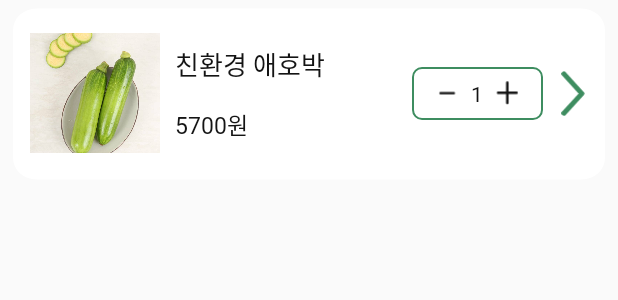
After one commit to hyundai-shallwescan/client, an Android app: the layout item_cart.xml on its own in the app's theme, with its tools: preview values and no code run, on a phone screen of 412 x 824 dp. The commit adds this screen. Shown: the top 300 px of the screen. Run offline under Robolectric (Android 15) with nearby library versions, the phone set to English and light mode, and no system bars.

Commit message:
:sparkles: Feat: 장바구니 아이템 UI

```diff
--- a/app/build.gradle
+++ b/app/build.gradle
@@ -93,4 +93,7 @@ dependencies {
 
     // Sliding Up Panel
     implementation 'com.sothree.slidinguppanel:library:3.4.0'
+
+    // Glide
+    implementation 'com.github.bumptech.glide:glide:4.16.0'
 }
--- /dev/null
+++ b/app/src/main/res/drawable/bg_list_item.xml
@@ -0,0 +1,9 @@
+<vector xmlns:android="http://schemas.android.com/apk/res/android"
+    android:width="1327dp"
+    android:height="456dp"
+    android:viewportWidth="1327"
+    android:viewportHeight="456">
+  <path
+      android:pathData="M78,20L1249,20A50,50 0,0 1,1299 70L1299,369.5A50,50 0,0 1,1249 419.5L78,419.5A50,50 0,0 1,28 369.5L28,70A50,50 0,0 1,78 20z"
+      android:fillColor="#ffffff"/>
+</vector>
--- /dev/null
+++ b/app/src/main/res/drawable/bg_round_line_green.xml
@@ -0,0 +1,6 @@
+<?xml version="1.0" encoding="utf-8"?>
+<shape xmlns:android="http://schemas.android.com/apk/res/android">
+    <stroke android:color="@color/main" android:width="1dp" />
+    <solid android:color="@android:color/transparent"></solid>
+    <corners android:radius="6dp" />
+</shape>
--- /dev/null
+++ b/app/src/main/res/drawable/ic_arrow_right_green.xml
@@ -0,0 +1,13 @@
+<vector xmlns:android="http://schemas.android.com/apk/res/android"
+    android:width="44dp"
+    android:height="84dp"
+    android:viewportWidth="44"
+    android:viewportHeight="84">
+  <path
+      android:pathData="M4.999,78.865L38.541,42.147L4.999,5.429"
+      android:strokeLineJoin="round"
+      android:strokeWidth="9"
+      android:fillColor="#00000000"
+      android:strokeColor="#3E8D60"
+      android:strokeLineCap="round"/>
+</vector>
--- /dev/null
+++ b/app/src/main/res/drawable/ic_minus.xml
@@ -0,0 +1,9 @@
+<vector xmlns:android="http://schemas.android.com/apk/res/android"
+    android:width="52dp"
+    android:height="57dp"
+    android:viewportWidth="52"
+    android:viewportHeight="57">
+  <path
+      android:pathData="M39.107,31.187H13.49C12.924,31.187 12.381,30.94 11.981,30.502C11.58,30.064 11.356,29.47 11.356,28.85C11.356,28.23 11.58,27.636 11.981,27.198C12.381,26.76 12.924,26.514 13.49,26.514H39.107C39.674,26.514 40.217,26.76 40.617,27.198C41.017,27.636 41.242,28.23 41.242,28.85C41.242,29.47 41.017,30.064 40.617,30.502C40.217,30.94 39.674,31.187 39.107,31.187Z"
+      android:fillColor="#141414"/>
+</vector>
--- /dev/null
+++ b/app/src/main/res/drawable/ic_plus.xml
@@ -0,0 +1,9 @@
+<vector xmlns:android="http://schemas.android.com/apk/res/android"
+    android:width="42dp"
+    android:height="46dp"
+    android:viewportWidth="42"
+    android:viewportHeight="46">
+  <path
+      android:pathData="M37.486,22.589C37.486,23.146 37.284,23.681 36.924,24.076C36.563,24.47 36.075,24.691 35.565,24.691H23.397V38.009C23.397,38.567 23.194,39.102 22.834,39.496C22.474,39.89 21.985,40.112 21.476,40.112C20.966,40.112 20.477,39.89 20.117,39.496C19.757,39.102 19.554,38.567 19.554,38.009V24.691H7.386C6.877,24.691 6.388,24.47 6.028,24.076C5.667,23.681 5.465,23.146 5.465,22.589C5.465,22.031 5.667,21.496 6.028,21.102C6.388,20.707 6.877,20.486 7.386,20.486H19.554V7.168C19.554,6.611 19.757,6.076 20.117,5.681C20.477,5.287 20.966,5.065 21.476,5.065C21.985,5.065 22.474,5.287 22.834,5.681C23.194,6.076 23.397,6.611 23.397,7.168V20.486H35.565C36.075,20.486 36.563,20.707 36.924,21.102C37.284,21.496 37.486,22.031 37.486,22.589Z"
+      android:fillColor="#141414"/>
+</vector>
--- a/app/src/main/res/layout/fragment_container.xml
+++ b/app/src/main/res/layout/fragment_container.xml
@@ -124,8 +124,8 @@
             android:id="@+id/btn_cart"
             android:layout_width="0dp"
             android:layout_height="wrap_content"
-            android:text="장바구니"
-            android:textColor="@color/black"
+            android:text="@string/fragment_scan_cart"
+            android:textColor="@color/white"
             android:textSize="16sp"
             android:background="@android:color/transparent"
             android:textStyle="bold"
@@ -141,7 +141,7 @@
             android:id="@+id/btn_share_list"
             android:layout_width="0dp"
             android:layout_height="wrap_content"
-            android:text="일행 요청 리스트"
+            android:text="@string/fragment_scan_sharelist"
             android:textColor="@color/black"
             android:textSize="16sp"
             android:fontFamily="@font/happiness_sans_title"
--- /dev/null
+++ b/app/src/main/res/layout/item_cart.xml
@@ -0,0 +1,109 @@
+<?xml version="1.0" encoding="utf-8"?>
+<androidx.cardview.widget.CardView xmlns:android="http://schemas.android.com/apk/res/android"
+    xmlns:app="http://schemas.android.com/apk/res-auto"
+    android:layout_width="match_parent"
+    android:layout_height="wrap_content"
+    app:cardBackgroundColor="@android:color/transparent"
+    app:cardElevation="0dp">
+
+    <LinearLayout
+        android:id="@+id/layout_cart_item"
+        android:layout_width="match_parent"
+        android:layout_height="130dp"
+        android:background="@drawable/bg_list_item"
+        android:orientation="horizontal"
+        android:scaleType="fitCenter"
+        android:paddingHorizontal="@dimen/common_horizontal_margin"
+        android:paddingTop="@dimen/common_vertical_margin"
+        android:paddingBottom="25dp">
+
+        <ImageView
+            android:id="@+id/img_cart_product"
+            android:layout_weight="2.2"
+            android:layout_width="0dp"
+            android:layout_height="80dp"
+            android:layout_marginRight="10dp"
+            android:scaleType="centerCrop"
+            android:layout_gravity="center"
+            android:src="@drawable/img_product" />
+
+        <LinearLayout
+            android:layout_weight="4"
+            android:layout_width="0dp"
+            android:layout_height="match_parent"
+            android:orientation="vertical"
+            android:gravity="center_vertical">
+            <TextView
+                android:id="@+id/text_cart_product_name"
+                android:layout_width="wrap_content"
+                android:layout_height="wrap_content"
+                android:text="친환경 애호박"
+                android:textColor="@color/black"
+                android:textSize="17sp"
+                android:fontFamily="@font/happiness_sans_title"
+                android:layout_marginBottom="15dp"/>
+            <TextView
+                android:id="@+id/text_cart_product_price"
+                android:layout_width="wrap_content"
+                android:layout_height="wrap_content"
+                android:textSize="15sp"
+                android:text="5700원"
+                android:textColor="@color/black"
+                android:fontFamily="@font/happiness_sans_title"/>
+        </LinearLayout>
+
+        <LinearLayout
+            android:layout_weight="2.2"
+            android:layout_width="0dp"
+            android:layout_height="35dp"
+            android:orientation="horizontal"
+            android:layout_gravity="center"
+            android:gravity="center"
+            android:background="@drawable/bg_round_line_green"
+            android:paddingHorizontal="5dp"
+            android:layout_marginRight="10dp">
+
+            <ImageButton
+                android:id="@+id/btn_cart_minus"
+                android:layout_width="20dp"
+                android:layout_height="20dp"
+                android:layout_weight="0"
+                android:layout_gravity="center"
+                android:scaleType="fitCenter"
+                android:background="@android:color/transparent"
+                android:src="@drawable/ic_minus" />
+
+            <TextView
+                android:id="@+id/text_cart_count"
+                android:layout_width="wrap_content"
+                android:layout_height="wrap_content"
+                android:text="1"
+                android:textColor="@color/black"
+                android:fontFamily="@font/happiness_sans_title"
+                android:layout_marginHorizontal="6dp"/>
+
+            <ImageButton
+                android:id="@+id/btn_cart_plus"
+                android:layout_width="20dp"
+                android:layout_height="20dp"
+                android:layout_weight="0"
+                android:layout_gravity="center"
+                android:scaleType="fitCenter"
+                android:background="@android:color/transparent"
+                android:src="@drawable/ic_plus" />
+
+        </LinearLayout>
+
+
+        <ImageButton
+            android:id="@+id/btn_cart_detail"
+            android:layout_weight="0.5"
+            android:layout_width="0dp"
+            android:layout_height="30dp"
+            android:layout_gravity="center_vertical|end"
+            android:scaleType="fitCenter"
+            android:background="@android:color/transparent"
+            android:src="@drawable/ic_arrow_right_green" />
+
+    </LinearLayout>
+</androidx.cardview.widget.CardView>
--- a/app/src/main/res/values/strings.xml
+++ b/app/src/main/res/values/strings.xml
@@ -14,6 +14,10 @@
     <string name="fragment_mypage_logout">로그아웃</string>
     <string name="fragment_mypage_withdraw">회원탈퇴</string>
 
+    <!-- 장바구니 -->
+    <string name="fragment_scan_cart">장바구니</string>
+    <string name="fragment_scan_sharelist">일행 요청 리스트</string>
+
     <!-- 모달 -->
     <string name="modal_go_setting">설정으로 이동</string>
     <string name="modal_camera_title">카메라 권한이 필요합니다.</string>
```
Also changed, not shown: app/src/main/java/com/ite/sws/domain/cart/api/repository/ScanRepository.kt (+11 -2 lines), app/src/main/java/com/ite/sws/domain/cart/api/service/ScanService.kt (+11 -1 lines), app/src/main/java/com/ite/sws/domain/cart/data/CartItem.kt (added, +21 -0 lines), app/src/main/java/com/ite/sws/domain/cart/data/GetCartItemRes.kt (added, +19 -0 lines), app/src/main/java/com/ite/sws/domain/cart/view/adapter/CartRecyclerAdapter.kt (added, +65 -0 lines), app/src/main/java/com/ite/sws/domain/cart/view/ui/ContainerFragment.kt (+30 -1 lines), app/src/main/java/com/ite/sws/domain/cart/view/ui/ScanFragment.kt (+25 -1 lines), app/src/main/java/com/ite/sws/domain/cart/view/ui/ScanViewModel.kt (+20 -2 lines), app/src/main/res/drawable/bg_list_item_img.xml (added, +9 -0 lines), app/src/main/res/layout/fragment_scan.xml (+52 -3 lines), app/src/main/res/drawable/img_product.png (added).
